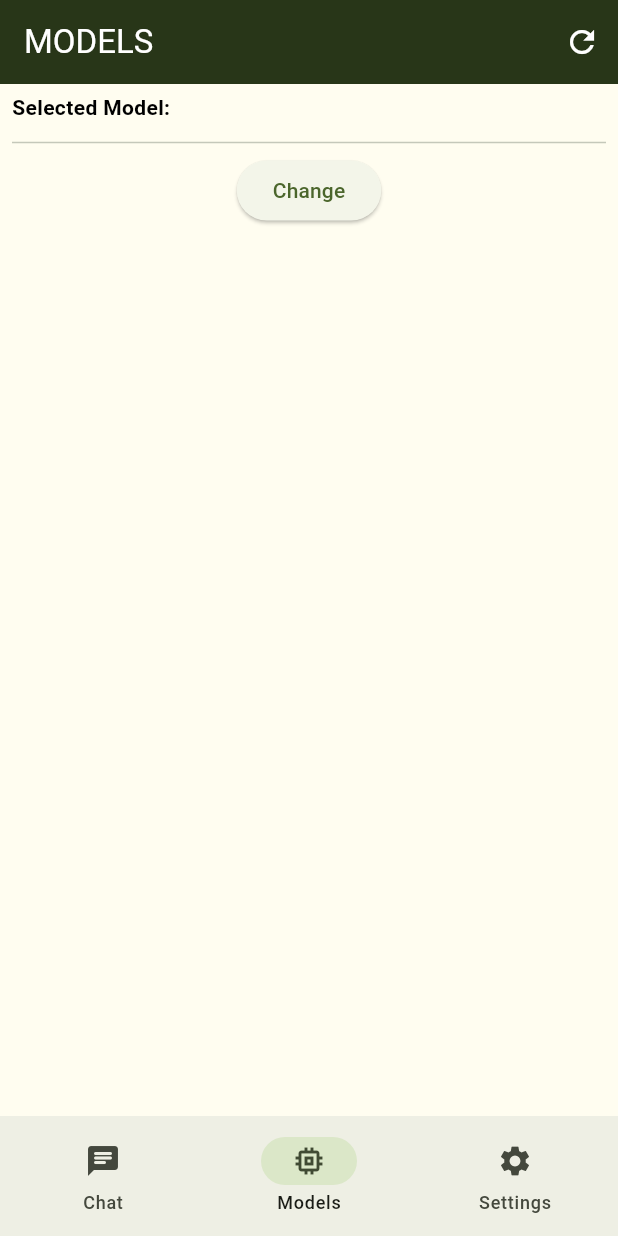
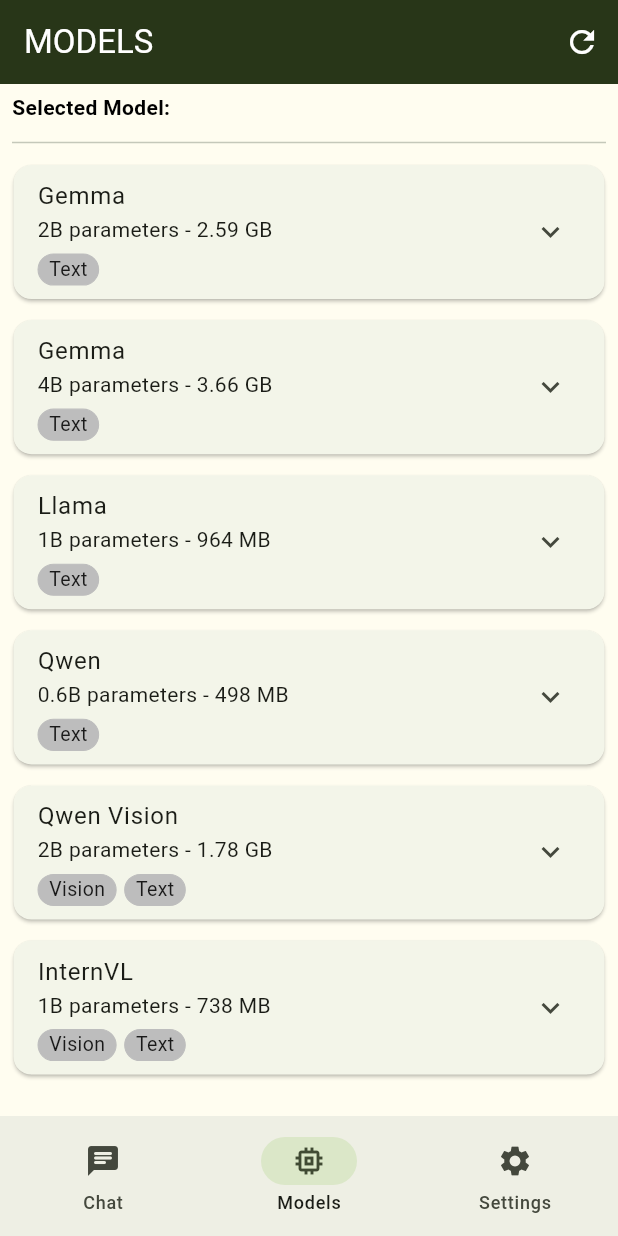
Before and after one commit to Ravish-Vishwakarma/Pike, a Flutter app: the screen it shows after launch, after a tap on "Download", on a phone screen of 412 x 824 dp. Run offline on Flutter 3.47's test engine with Material 3 defaults, Android fonts, the phone set to English and light mode, and no system bars; our stand-ins replace sqflite; accounts and stored records are empty.

Commit message:
Added models listing

```diff
--- a/lib/Pages/chat_page.dart
+++ b/lib/Pages/chat_page.dart
@@ -17,7 +17,7 @@
   @override
   bool get wantKeepAlive => true;
 
-  // ==================== VARIABLES ==================== //
+  // -------------------- VARIABLES -------------------- //
   TextEditingController chat_name_controller = TextEditingController();
   bool isModelSelected = false;
 
@@ -30,14 +30,14 @@
     }
   }
 
-  // ==================== INIT STATE ==================== //
+  // -------------------- INIT STATE -------------------- //
   @override
   void initState() {
     super.initState();
     checkModelSelected();
   }
 
-  // ==================== BUILDER ==================== //
+  // -------------------- BUILDER -------------------- //
   @override
   Widget build(BuildContext context) {
     super.build(context);
--- a/lib/Pages/models_page.dart
+++ b/lib/Pages/models_page.dart
@@ -1,6 +1,7 @@
 import 'package:flutter/material.dart';
 import 'package:pike/Utilities/colors.dart';
 import 'package:pike/Services/config.dart';
+import 'package:pike/Utilities/models.dart';
 
 class ModelsPage extends StatefulWidget {
   const ModelsPage({super.key});
@@ -14,23 +15,28 @@
   @override
   bool get wantKeepAlive => true;
 
-  // ==================== VARIABLES ==================== //
-  String model_name = "";
-  getModelName() async {
+  // -------------------- VARIABLES -------------------- //
+  String modelName = "";
+  Future<void> getModelName() async {
     final name = await getSelectedModelName();
+
+    if (!mounted) return;
+
     setState(() {
-      model_name = name;
+      modelName = name;
     });
   }
 
-  // ==================== INIT STATE ==================== //
+  final models = allModels.values.toList();
+
+  // -------------------- INIT STATE -------------------- //
   @override
   void initState() {
     super.initState();
     getModelName();
   }
 
-  // ==================== BUILDER ==================== //
+  // -------------------- BUILDER -------------------- //
   @override
   Widget build(BuildContext context) {
     super.build(context);
@@ -49,17 +55,18 @@
       body: SingleChildScrollView(
         child: Column(
           children: [
-            SelectedModelWidget(modelName: model_name),
+            SelectedModelWidget(modelName: modelName),
             Padding(
               padding: const EdgeInsets.symmetric(horizontal: 8, vertical: 0),
               child: Divider(),
             ),
-            ElevatedButton(
-              child: Text("Change"),
-              onPressed: () {
-                setState(() {
-                  model_name = "New One";
-                });
+            ListView.builder(
+              shrinkWrap: true,
+              physics: const NeverScrollableScrollPhysics(),
+              itemCount: models.length,
+              itemBuilder: (context, index) {
+                final model = models[index];
+                return ModelDownloadCard(model: model);
               },
             ),
           ],
@@ -69,6 +76,7 @@
   }
 }
 
+// ====================================================================== //
 class SelectedModelWidget extends StatefulWidget {
   final String modelName;
   const SelectedModelWidget({super.key, required this.modelName});
@@ -95,3 +103,80 @@
     );
   }
 }
+
+// ====================================================================== //
+class ModelDownloadCard extends StatelessWidget {
+  final AIModel model;
+
+  const ModelDownloadCard({super.key, required this.model});
+
+  @override
+  Widget build(BuildContext context) {
+    return Padding(
+      padding: const EdgeInsets.symmetric(horizontal: 5, vertical: 3),
+      child: Card(
+        child: ExpansionTile(
+          shape: const Border(),
+          title: Text(model.name),
+          subtitle: Column(
+            crossAxisAlignment: CrossAxisAlignment.start,
+            children: [
+              Text('${model.parameters} parameters - ${model.size}'),
+              const SizedBox(height: 6),
+              Wrap(
+                spacing: 5,
+                children: [
+                  if (model.supportsVision) _capabilityBadge('Vision'),
+
+                  if (model.supportsText) _capabilityBadge('Text'),
+                ],
+              ),
+            ],
+          ),
+          children: [
+            Padding(
+              padding: const EdgeInsets.symmetric(horizontal: 8, vertical: 0),
+              child: Divider(),
+            ),
+            Padding(
+              padding: const EdgeInsets.all(0),
+              child: Column(
+                children: [
+                  Text('Model ID: ${model.id}'),
+                  const SizedBox(height: 8),
+                  ElevatedButton(
+                    onPressed: () {
+                      // Add your download logic here.
+                    },
+                    child: const Text('Download Model'),
+                  ),
+                  const SizedBox(height: 5),
+                ],
+              ),
+            ),
+          ],
+        ),
+      ),
+    );
+  }
+
+  // -------------------- WIDGETS -------------------- //
+  Widget _capabilityBadge(String label) {
+    return Container(
+      padding: const EdgeInsets.symmetric(horizontal: 7, vertical: 2),
+      decoration: BoxDecoration(
+        color: Colors.grey.shade400,
+        border: Border.all(color: Colors.grey.shade400, width: 0.7),
+        borderRadius: BorderRadius.circular(20),
+      ),
+      child: Text(
+        label,
+        style: const TextStyle(
+          fontSize: 13,
+          height: 1.2,
+          color: Colors.black87,
+        ),
+      ),
+    );
+  }
+}
--- a/lib/Pages/settings_page.dart
+++ b/lib/Pages/settings_page.dart
@@ -17,7 +17,7 @@
   @override
   bool get wantKeepAlive => true;
 
-  // ==================== VARIABLES ==================== //
+  // -------------------- VARIABLES -------------------- //
   bool isModelSelected = false;
 
   void checkModelSelected() async {
@@ -29,14 +29,14 @@
     }
   }
 
-  // ==================== INIT STATE ==================== //
+  // -------------------- INIT STATE -------------------- //
   @override
   void initState() {
     super.initState();
     checkModelSelected();
   }
 
-  // ==================== BUILDER ==================== //
+  // -------------------- BUILDER -------------------- //
   @override
   Widget build(BuildContext context) {
     super.build(context);
```
